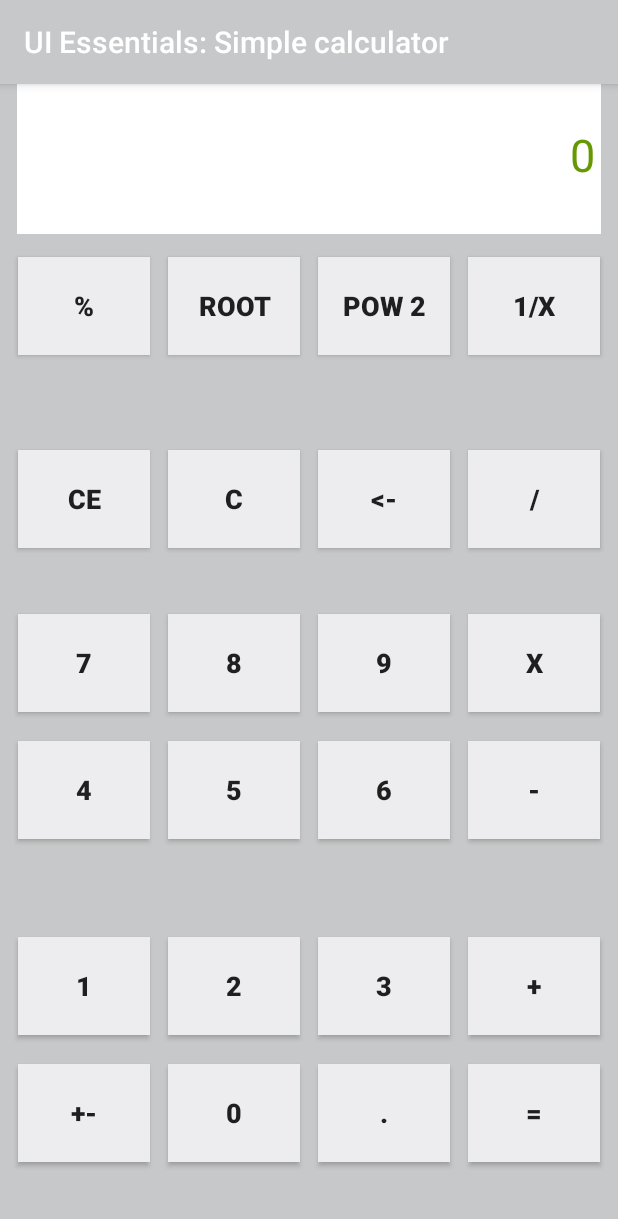
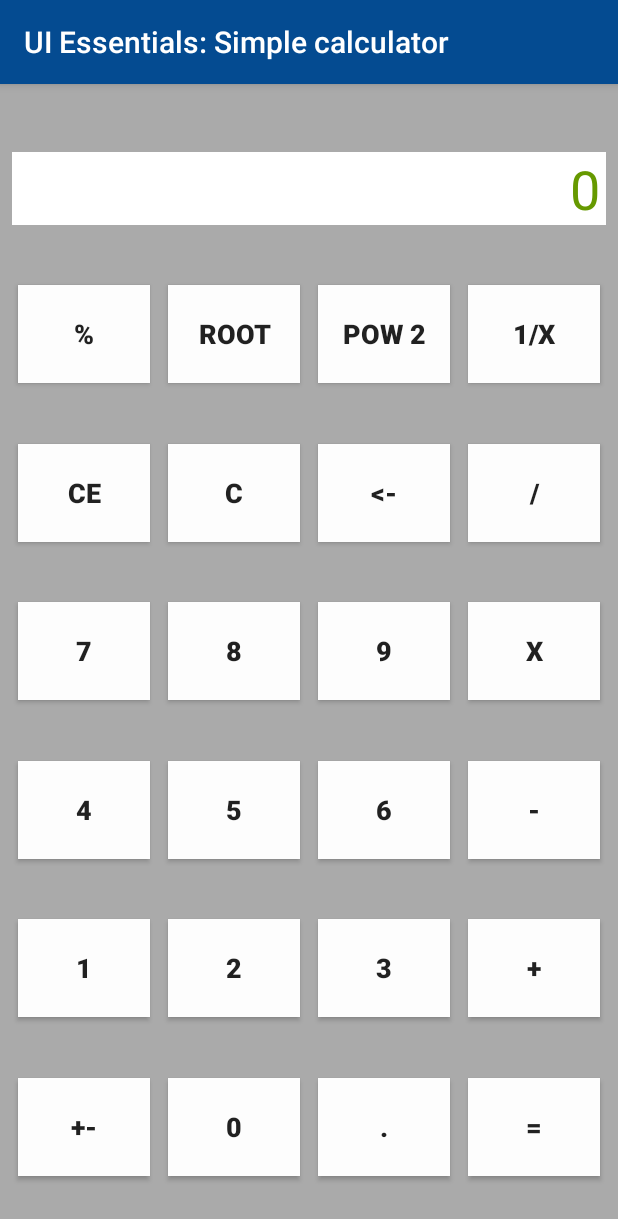
Before and after one commit to ikostan/Android_UI_Essentials, an Android app: the screen it shows after launch (MainActivity), on a phone screen of 412 x 824 dp. Shown: the top 1219 px of the screen. Run offline under Robolectric (Android 15) with nearby library versions, the phone set to English and light mode, and no system bars.

Commit message:
Final UI

```diff
--- a/app/src/main/res/layout/activity_main.xml
+++ b/app/src/main/res/layout/activity_main.xml
@@ -4,34 +4,41 @@
     xmlns:tools="http://schemas.android.com/tools"
     android:layout_width="match_parent"
     android:layout_height="match_parent"
-    android:background="@color/colorPrimary"
+    android:background="@color/colorPrimaryDark"
+    android:backgroundTint="@android:color/darker_gray"
     tools:context="com.example.uiessentials.MainActivity">
 
     <TextView
         android:id="@+id/txtScreen"
         android:layout_width="0dp"
-        android:layout_height="105dp"
-        android:layout_marginBottom="8dp"
-        android:layout_marginLeft="11dp"
-        android:layout_marginRight="11dp"
+        android:layout_height="wrap_content"
+        android:layout_marginBottom="13dp"
+        android:layout_marginLeft="8dp"
+        android:layout_marginRight="8dp"
         android:background="@android:color/background_light"
-        android:gravity="right|center"
+        android:backgroundTint="@android:color/background_light"
+        android:gravity="center_vertical|center_horizontal"
         android:paddingRight="4dp"
         android:text="@string/original_text"
+        android:textAlignment="textEnd"
         android:textColor="@android:color/holo_green_dark"
-        android:textSize="30sp"
+        android:textSize="36sp"
         app:layout_constraintBottom_toTopOf="@+id/guidelineHor7"
         app:layout_constraintHorizontal_bias="0.0"
         app:layout_constraintLeft_toLeftOf="parent"
         app:layout_constraintRight_toRightOf="parent"
-        tools:ignore="MissingConstraints" />
+        tools:ignore="MissingConstraints"
+        android:layout_marginStart="8dp"
+        android:layout_marginEnd="8dp" />
 
     <android.support.constraint.Guideline
         android:id="@+id/guidelineHor7"
         android:layout_width="wrap_content"
         android:layout_height="wrap_content"
         android:orientation="horizontal"
-        app:layout_constraintGuide_percent="0.14" />
+        app:layout_constraintGuide_percent="0.14"
+        tools:layout_editor_absoluteY="72dp"
+        tools:layout_editor_absoluteX="0dp" />
 
     <Button
         android:id="@+id/btn_oneDevX"
@@ -41,9 +48,10 @@
         android:text="@string/btn_one_dev_x"
         android:textSize="18sp"
         android:textStyle="bold"
+        app:layout_constraintLeft_toRightOf="@+id/btn_pow"
         app:layout_constraintRight_toRightOf="parent"
-        app:layout_constraintTop_toTopOf="@+id/btn_pow"
-        app:layout_constraintLeft_toRightOf="@+id/btn_pow" />
+        app:layout_constraintBottom_toTopOf="@+id/btnDevide"
+        app:layout_constraintTop_toBottomOf="@+id/txtScreen" />
 
     <Button
         android:id="@+id/btn_pow"
@@ -53,9 +61,10 @@
         android:text="@string/btn_pow_2"
         android:textSize="18sp"
         android:textStyle="bold"
+        app:layout_constraintLeft_toRightOf="@+id/btn_root"
         app:layout_constraintRight_toLeftOf="@+id/btn_oneDevX"
-        app:layout_constraintTop_toTopOf="@+id/btn_root"
-        app:layout_constraintLeft_toRightOf="@+id/btn_root" />
+        app:layout_constraintBottom_toTopOf="@+id/btnDelete"
+        app:layout_constraintTop_toBottomOf="@+id/txtScreen" />
 
     <Button
         android:id="@+id/btn_root"
@@ -65,9 +74,10 @@
         android:text="@string/btn_root"
         android:textSize="18sp"
         android:textStyle="bold"
+        app:layout_constraintLeft_toRightOf="@+id/btnPercent"
         app:layout_constraintRight_toLeftOf="@+id/btn_pow"
-        app:layout_constraintTop_toTopOf="@+id/btnPercent"
-        app:layout_constraintLeft_toRightOf="@+id/btnPercent" />
+        app:layout_constraintBottom_toTopOf="@+id/btnC"
+        app:layout_constraintTop_toBottomOf="@+id/txtScreen" />
 
     <Button
         android:id="@+id/btnPercent"
@@ -77,20 +87,19 @@
         android:text="@string/btn_prcnt"
         android:textSize="18sp"
         android:textStyle="bold"
-        app:layout_constraintTop_toTopOf="@+id/guidelineHor7"
-        android:layout_marginTop="8dp"
-        android:layout_marginBottom="8dp"
         app:layout_constraintBottom_toTopOf="@+id/btnCE"
         app:layout_constraintLeft_toLeftOf="parent"
-        app:layout_constraintVertical_bias="0.0"
-        app:layout_constraintRight_toLeftOf="@+id/btn_root" />
+        app:layout_constraintRight_toLeftOf="@+id/btn_root"
+        app:layout_constraintTop_toBottomOf="@+id/txtScreen" />
 
     <android.support.constraint.Guideline
         android:id="@+id/guidelineHor6"
         android:layout_width="wrap_content"
         android:layout_height="wrap_content"
         android:orientation="horizontal"
-        app:layout_constraintGuide_percent="0.31" />
+        app:layout_constraintGuide_percent="0.3"
+        tools:layout_editor_absoluteY="154dp"
+        tools:layout_editor_absoluteX="0dp" />
 
     <Button
         android:id="@+id/btnDevide"
@@ -100,9 +109,10 @@
         android:text="@string/btn_devision"
         android:textSize="18sp"
         android:textStyle="bold"
+        app:layout_constraintLeft_toRightOf="@+id/btnDelete"
         app:layout_constraintRight_toRightOf="parent"
-        app:layout_constraintTop_toTopOf="@+id/btnDelete"
-        app:layout_constraintLeft_toRightOf="@+id/btnDelete" />
+        app:layout_constraintBottom_toTopOf="@+id/btnMult"
+        app:layout_constraintTop_toBottomOf="@+id/btn_oneDevX" />
 
     <Button
         android:id="@+id/btnDelete"
@@ -112,9 +122,10 @@
         android:text="@string/btn_delete"
         android:textSize="18sp"
         android:textStyle="bold"
+        app:layout_constraintLeft_toRightOf="@+id/btnC"
         app:layout_constraintRight_toLeftOf="@+id/btnDevide"
-        app:layout_constraintTop_toTopOf="@+id/btnC"
-        app:layout_constraintLeft_toRightOf="@+id/btnC" />
+        app:layout_constraintBottom_toTopOf="@+id/btn9"
+        app:layout_constraintTop_toBottomOf="@+id/btn_pow" />
 
     <Button
         android:id="@+id/btnC"
@@ -124,9 +135,10 @@
         android:text="@string/btn_c"
         android:textSize="18sp"
         android:textStyle="bold"
+        app:layout_constraintLeft_toRightOf="@+id/btnCE"
         app:layout_constraintRight_toLeftOf="@+id/btnDelete"
-        app:layout_constraintTop_toTopOf="@+id/btnCE"
-        app:layout_constraintLeft_toRightOf="@+id/btnCE" />
+        app:layout_constraintBottom_toTopOf="@+id/btn8"
+        app:layout_constraintTop_toBottomOf="@+id/btn_root" />
 
     <Button
         android:id="@+id/btnCE"
@@ -136,20 +148,19 @@
         android:text="@string/btn_ce"
         android:textSize="18sp"
         android:textStyle="bold"
-        app:layout_constraintTop_toTopOf="@+id/guidelineHor6"
-        android:layout_marginTop="8dp"
-        android:layout_marginBottom="8dp"
-        app:layout_constraintBottom_toTopOf="@+id/guidelineHor5"
+        app:layout_constraintBottom_toTopOf="@+id/btn7"
         app:layout_constraintLeft_toLeftOf="parent"
         app:layout_constraintRight_toLeftOf="@+id/btnC"
-        app:layout_constraintVertical_bias="0.555" />
+        app:layout_constraintTop_toBottomOf="@+id/btnPercent" />
 
     <android.support.constraint.Guideline
         android:id="@+id/guidelineHor5"
         android:layout_width="wrap_content"
         android:layout_height="wrap_content"
         android:orientation="horizontal"
-        app:layout_constraintGuide_percent="0.41" />
+        app:layout_constraintGuide_percent="0.39"
+        tools:layout_editor_absoluteY="200dp"
+        tools:layout_editor_absoluteX="0dp" />
 
     <Button
         android:id="@+id/btnMult"
@@ -159,9 +170,10 @@
         android:text="@string/btn_x"
         android:textSize="18sp"
         android:textStyle="bold"
+        app:layout_constraintLeft_toRightOf="@+id/btn9"
         app:layout_constraintRight_toRightOf="parent"
-        app:layout_constraintTop_toTopOf="@+id/btn9"
-        app:layout_constraintLeft_toRightOf="@+id/btn9" />
+        app:layout_constraintBottom_toTopOf="@+id/btnMinus"
+        app:layout_constraintTop_toBottomOf="@+id/btnDevide" />
 
     <Button
         android:id="@+id/btn9"
@@ -171,9 +183,10 @@
         android:text="@string/btn_9"
         android:textSize="18sp"
         android:textStyle="bold"
+        app:layout_constraintLeft_toRightOf="@+id/btn8"
         app:layout_constraintRight_toLeftOf="@+id/btnMult"
-        app:layout_constraintTop_toTopOf="@+id/btn8"
-        app:layout_constraintLeft_toRightOf="@+id/btn8" />
+        app:layout_constraintBottom_toTopOf="@+id/btn6"
+        app:layout_constraintTop_toBottomOf="@+id/btnDelete" />
 
     <Button
         android:id="@+id/btn8"
@@ -184,8 +197,9 @@
         android:textSize="18sp"
         android:textStyle="bold"
         app:layout_constraintLeft_toRightOf="@+id/btn7"
-        app:layout_constraintTop_toTopOf="@+id/btn7"
-        app:layout_constraintRight_toLeftOf="@+id/btn9" />
+        app:layout_constraintRight_toLeftOf="@+id/btn9"
+        app:layout_constraintBottom_toTopOf="@+id/btn5"
+        app:layout_constraintTop_toBottomOf="@+id/btnC" />
 
     <Button
         android:id="@+id/btn7"
@@ -195,20 +209,19 @@
         android:text="@string/btn_7"
         android:textSize="18sp"
         android:textStyle="bold"
-        app:layout_constraintTop_toTopOf="@+id/guidelineHor5"
-        android:layout_marginTop="31dp"
-        android:layout_marginBottom="8dp"
-        app:layout_constraintBottom_toTopOf="@+id/guidelineHor4"
+        app:layout_constraintBottom_toTopOf="@+id/btn4"
         app:layout_constraintLeft_toLeftOf="parent"
         app:layout_constraintRight_toLeftOf="@+id/btn8"
-        app:layout_constraintVertical_bias="0.666" />
+        app:layout_constraintTop_toBottomOf="@+id/btnCE" />
 
     <android.support.constraint.Guideline
         android:id="@+id/guidelineHor4"
         android:layout_width="wrap_content"
         android:layout_height="wrap_content"
         android:orientation="horizontal"
-        app:layout_constraintGuide_percent="0.56" />
+        app:layout_constraintGuide_percent="0.54"
+        tools:layout_editor_absoluteY="276dp"
+        tools:layout_editor_absoluteX="0dp" />
 
     <Button
         android:id="@+id/btnMinus"
@@ -218,9 +231,10 @@
         android:text="@string/btn_minus"
         android:textSize="18sp"
         android:textStyle="bold"
+        app:layout_constraintLeft_toRightOf="@+id/btn6"
         app:layout_constraintRight_toRightOf="parent"
-        app:layout_constraintLeft_toRightOf="@+id/btn6"
-        app:layout_constraintTop_toTopOf="@+id/btn6" />
+        app:layout_constraintBottom_toTopOf="@+id/btnPlus"
+        app:layout_constraintTop_toBottomOf="@+id/btnMult" />
 
     <Button
         android:id="@+id/btn6"
@@ -230,9 +244,10 @@
         android:text="@string/btn_6"
         android:textSize="18sp"
         android:textStyle="bold"
-        app:layout_constraintTop_toTopOf="@+id/btn5"
         app:layout_constraintLeft_toRightOf="@+id/btn5"
-        app:layout_constraintRight_toLeftOf="@+id/btnMinus" />
+        app:layout_constraintRight_toLeftOf="@+id/btnMinus"
+        app:layout_constraintBottom_toTopOf="@+id/btn3"
+        app:layout_constraintTop_toBottomOf="@+id/btn9" />
 
     <Button
         android:id="@+id/btn5"
@@ -242,32 +257,32 @@
         android:text="@string/btn_5"
         android:textSize="18sp"
         android:textStyle="bold"
+        app:layout_constraintLeft_toRightOf="@+id/btn4"
         app:layout_constraintRight_toLeftOf="@+id/btn6"
-        app:layout_constraintTop_toTopOf="@+id/btn4"
-        app:layout_constraintLeft_toRightOf="@+id/btn4" />
+        app:layout_constraintBottom_toTopOf="@+id/btn2"
+        app:layout_constraintTop_toBottomOf="@+id/btn8" />
 
     <Button
         android:id="@+id/btn4"
         android:layout_width="88dp"
         android:layout_height="65dp"
-        android:layout_marginBottom="39dp"
-        android:layout_marginTop="8dp"
         android:background="@color/colorPrimaryDark"
         android:text="@string/btn_4"
         android:textSize="18sp"
         android:textStyle="bold"
-        app:layout_constraintBottom_toTopOf="@+id/guidelineHor3"
+        app:layout_constraintBottom_toTopOf="@+id/btn1"
         app:layout_constraintLeft_toLeftOf="parent"
-        app:layout_constraintTop_toTopOf="@+id/guidelineHor4"
         app:layout_constraintRight_toLeftOf="@+id/btn5"
-        app:layout_constraintVertical_bias="0.0" />
+        app:layout_constraintTop_toBottomOf="@+id/btn7" />
 
     <android.support.constraint.Guideline
         android:id="@+id/guidelineHor3"
         android:layout_width="wrap_content"
         android:layout_height="wrap_content"
         android:orientation="horizontal"
-        app:layout_constraintGuide_percent="0.74" />
+        app:layout_constraintGuide_percent="0.72"
+        tools:layout_editor_absoluteY="368dp"
+        tools:layout_editor_absoluteX="0dp" />
 
     <Button
         android:id="@+id/btnPlus"
@@ -279,7 +294,8 @@
         android:textStyle="bold"
         app:layout_constraintLeft_toRightOf="@+id/btn3"
         app:layout_constraintRight_toRightOf="parent"
-        app:layout_constraintTop_toTopOf="@+id/btn3" />
+        app:layout_constraintBottom_toTopOf="@+id/btnEqual"
+        app:layout_constraintTop_toBottomOf="@+id/btnMinus" />
 
     <Button
         android:id="@+id/btn2"
@@ -291,7 +307,8 @@
         android:textStyle="bold"
         app:layout_constraintLeft_toRightOf="@+id/btn1"
         app:layout_constraintRight_toLeftOf="@+id/btn3"
-        app:layout_constraintTop_toTopOf="@+id/btn1" />
+        app:layout_constraintBottom_toTopOf="@+id/btn0"
+        app:layout_constraintTop_toBottomOf="@+id/btn5" />
 
     <Button
         android:id="@+id/btn3"
@@ -303,30 +320,29 @@
         android:textStyle="bold"
         app:layout_constraintLeft_toRightOf="@+id/btn2"
         app:layout_constraintRight_toLeftOf="@+id/btnPlus"
-        app:layout_constraintTop_toTopOf="@+id/btn2" />
+        app:layout_constraintBottom_toTopOf="@+id/btnDecPoint"
+        app:layout_constraintTop_toBottomOf="@+id/btn6" />
 
     <Button
         android:id="@+id/btn1"
         android:layout_width="88dp"
         android:layout_height="65dp"
-        android:layout_marginBottom="19dp"
-        android:layout_marginTop="8dp"
         android:background="@color/colorPrimaryDark"
         android:text="@string/btn_1"
         android:textSize="18sp"
         android:textStyle="bold"
-        app:layout_constraintBottom_toTopOf="@+id/guidelineHor2"
+        app:layout_constraintBottom_toTopOf="@+id/btnPlusMin"
         app:layout_constraintLeft_toLeftOf="parent"
         app:layout_constraintRight_toLeftOf="@+id/btn2"
-        app:layout_constraintTop_toTopOf="@+id/guidelineHor3" />
+        app:layout_constraintTop_toBottomOf="@+id/btn4" />
 
     <android.support.constraint.Guideline
         android:id="@+id/guidelineHor2"
         android:layout_width="wrap_content"
         android:layout_height="wrap_content"
         android:orientation="horizontal"
-        app:layout_constraintGuide_percent="0.84"
-        tools:layout_editor_absoluteY="435dp"
+        app:layout_constraintGuide_percent="0.86"
+        tools:layout_editor_absoluteY="440dp"
         tools:layout_editor_absoluteX="0dp" />
 
     <Button
@@ -339,7 +355,9 @@
         android:textStyle="bold"
         app:layout_constraintLeft_toRightOf="@+id/btnDecPoint"
         app:layout_constraintRight_toRightOf="parent"
-        app:layout_constraintTop_toTopOf="@+id/btnDecPoint" />
+        app:layout_constraintBottom_toBottomOf="parent"
+        app:layout_constraintTop_toBottomOf="@+id/btnPlus"
+        app:layout_constraintVertical_bias="0.56" />
 
     <Button
         android:id="@+id/btnDecPoint"
@@ -351,7 +369,9 @@
         android:textStyle="bold"
         app:layout_constraintLeft_toRightOf="@+id/btn0"
         app:layout_constraintRight_toLeftOf="@+id/btnEqual"
-        app:layout_constraintTop_toTopOf="@+id/btn0" />
+        app:layout_constraintBottom_toBottomOf="parent"
+        app:layout_constraintTop_toBottomOf="@+id/btn3"
+        app:layout_constraintVertical_bias="0.56" />
 
     <Button
         android:id="@+id/btn0"
@@ -363,31 +383,31 @@
         android:textStyle="bold"
         app:layout_constraintLeft_toRightOf="@+id/btnPlusMin"
         app:layout_constraintRight_toLeftOf="@+id/btnDecPoint"
-        app:layout_constraintTop_toTopOf="@+id/btnPlusMin" />
+        app:layout_constraintBottom_toBottomOf="parent"
+        app:layout_constraintTop_toBottomOf="@+id/btn2"
+        app:layout_constraintVertical_bias="0.56" />
 
     <Button
         android:id="@+id/btnPlusMin"
         android:layout_width="88dp"
         android:layout_height="65dp"
-        android:layout_marginBottom="8dp"
-        android:layout_marginTop="8dp"
         android:background="@color/colorPrimaryDark"
         android:text="@string/btn_pl_min"
         android:textSize="18sp"
         android:textStyle="bold"
-        app:layout_constraintBottom_toTopOf="@+id/guidelineHor1"
         app:layout_constraintLeft_toLeftOf="parent"
         app:layout_constraintRight_toLeftOf="@+id/btn0"
-        app:layout_constraintTop_toTopOf="@+id/guidelineHor2"
-        app:layout_constraintVertical_bias="0.006" />
+        app:layout_constraintBottom_toBottomOf="parent"
+        app:layout_constraintTop_toBottomOf="@+id/btn1"
+        app:layout_constraintVertical_bias="0.56" />
 
     <android.support.constraint.Guideline
         android:id="@+id/guidelineHor1"
         android:layout_width="wrap_content"
         android:layout_height="wrap_content"
         android:orientation="horizontal"
-        app:layout_constraintGuide_percent="1"
-        tools:layout_editor_absoluteY="506dp"
+        app:layout_constraintGuide_percent="1.0"
+        tools:layout_editor_absoluteY="511dp"
         tools:layout_editor_absoluteX="0dp" />
 
 </android.support.constraint.ConstraintLayout>
--- a/app/src/main/res/values/colors.xml
+++ b/app/src/main/res/values/colors.xml
@@ -1,6 +1,6 @@
 <?xml version="1.0" encoding="utf-8"?>
 <resources>
-    <color name="colorPrimary">#c7c8c9</color>
-    <color name="colorPrimaryDark">#ededf0</color>
-    <color name="colorAccent">#FF4081</color>
+    <color name="colorPrimary">#044b91</color>
+    <color name="colorPrimaryDark">#fdfdfd</color>
+    <color name="colorAccent">#e6e3e4</color>
 </resources>
```
